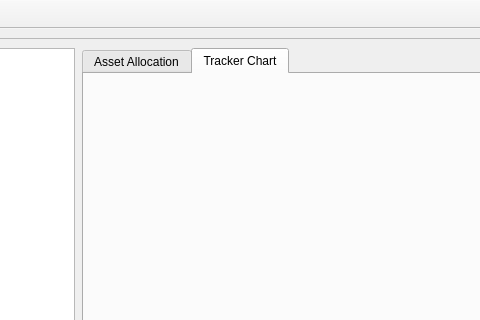
Qt form src/qt/appgui.ui (ywiyogo/AssetFolio) before a commit; both pictures show x 750 to 1230 and y 0 to 320 of the 1500 by 700 pixel window.
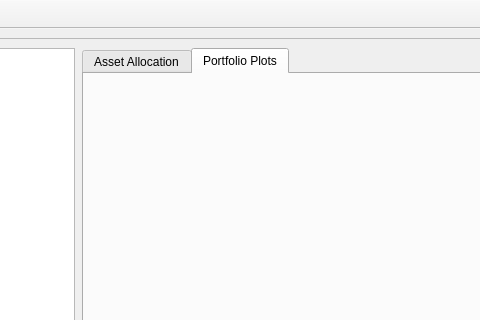
The same form after that commit. The open tabs and pages were chosen to show the change. Icons and pictures are not drawn. Custom widgets are drawn as their Qt base class.

Commit message: add a ROI plot and remove Type in Json data

The edit to the form file:
```diff
--- a/src/qt/appgui.ui
+++ b/src/qt/appgui.ui
@@ -215,7 +215,7 @@
           </widget>
           <widget class="QWidget" name="tab_tracker">
            <attribute name="title">
-            <string>Tracker Chart</string>
+            <string>Portfolio Plots</string>
            </attribute>
           </widget>
          </widget>
```
Left out of the diff: 6 changed lines with no effect on the pictures. The commit also changes 6 other files.
